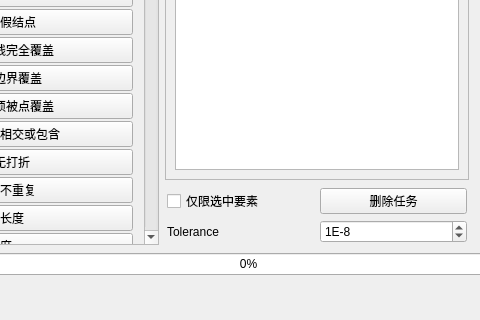
Before: the Qt Designer form checkitemdialog.ui in Deng-Jiayu/TopologyChecker, drawn with Qt 5; both pictures show x 156 to 636 and y 386 to 706 of the 908 by 706 pixel window.
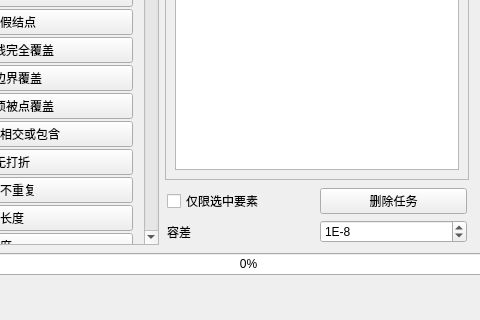
After: the same form once the commit is applied. Custom widgets are drawn as their Qt base class.

What changed in the file:
```diff
--- a/checkitemdialog.ui
+++ b/checkitemdialog.ui
@@ -193,7 +193,7 @@
          <item row="2" column="0">
           <widget class="QLabel" name="labelTolerance">
            <property name="text">
-            <string>Tolerance</string>
+            <string>容差</string>
            </property>
           </widget>
          </item>
```
Left out of the diff: 2 changed lines with no effect on the pictures.
